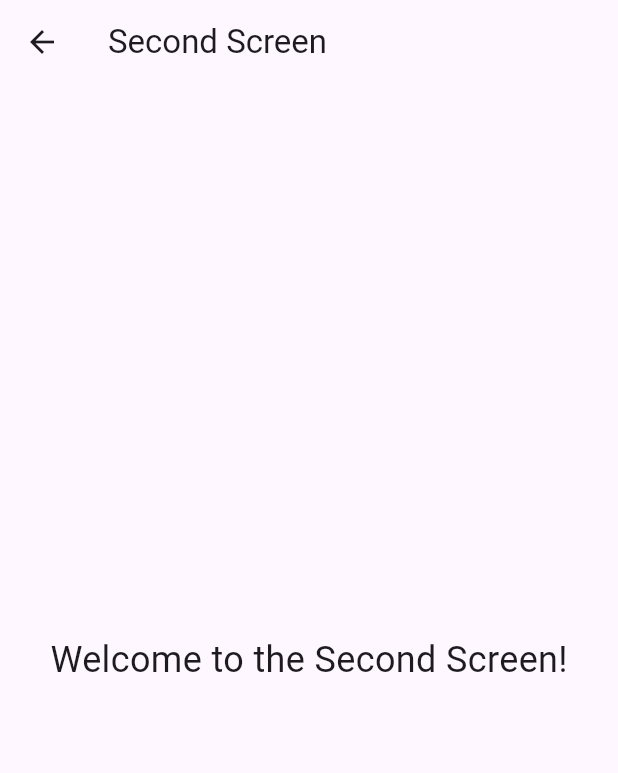
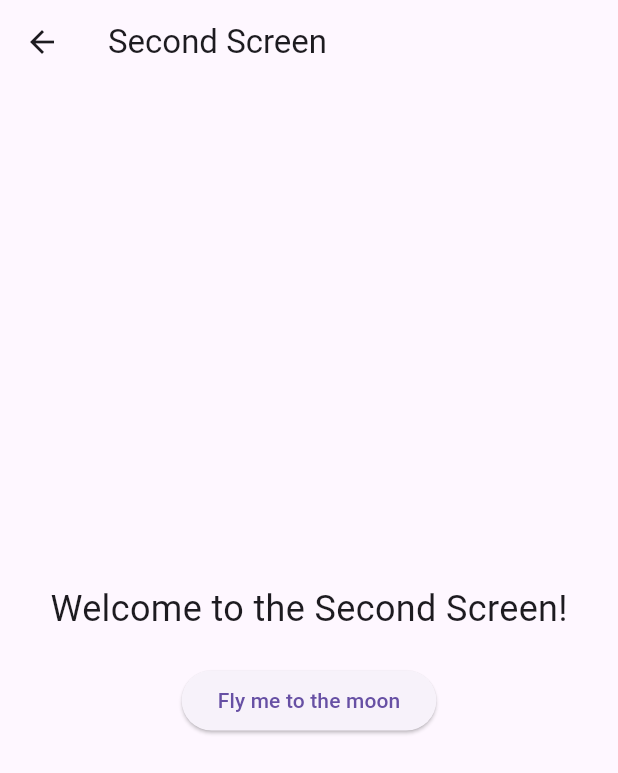
Before and after one commit to SM0912/flutter_add_button, a Flutter app: the screen it shows after launch, after a tap on "Go to Second Screen", on a phone screen of 412 x 824 dp. Shown: the top 773 px of the screen. Run offline on Flutter 3.47's test engine with Material 3 defaults, Android fonts, the phone set to English and light mode, and no system bars.

Commit message:
Fix:screens fixed

```diff
--- a/lib/main.dart
+++ b/lib/main.dart
@@ -1,4 +1,6 @@
 import 'package:flutter/material.dart';
+import 'screens/first_screen.dart';
+import 'screens/second_screen.dart';
 
 void main() {
   runApp(const MyApp());
@@ -14,50 +16,7 @@ class MyApp extends StatelessWidget {
       theme: ThemeData(
         primarySwatch: Colors.blue,
       ),
-      home: const FirstScreen(),
+      home: FirstScreen(),
     );
   }
 }
-
-class FirstScreen extends StatelessWidget {
-  const FirstScreen({super.key});
-
-  @override
-  Widget build(BuildContext context) {
-    return Scaffold(
-      appBar: AppBar(
-        title: const Text('First Screen'),
-      ),
-      body: Center(
-        child: ElevatedButton(
-          onPressed: () {
-            Navigator.push(
-              context,
-              MaterialPageRoute(builder: (context) => const SecondScreen()),
-            );
-          },
-          child: const Text('Go to Second Screen'),
-        ),
-      ),
-    );
-  }
-}
-
-class SecondScreen extends StatelessWidget {
-  const SecondScreen({super.key});
-
-  @override
-  Widget build(BuildContext context) {
-    return Scaffold(
-      appBar: AppBar(
-        title: const Text('Second Screen'),
-      ),
-      body: const Center(
-        child: Text(
-          'Welcome to the Second Screen!',
-          style: TextStyle(fontSize: 24),
-        ),
-      ),
-    );
-  }
-}
--- a/lib/screens/first_screen.dart
+++ b/lib/screens/first_screen.dart
@@ -22,7 +22,7 @@ class FirstScreen extends StatelessWidget {
               onPressed: () {
                 Navigator.push(
                   context,
-                  MaterialPageRoute(builder: (context) => SecondScreen()),
+                  MaterialPageRoute(builder: (context) => const SecondScreen()),
                 );
               },
               child: const Text('Go to Second Screen'),
--- a/lib/screens/second_screen.dart
+++ b/lib/screens/second_screen.dart
@@ -9,10 +9,38 @@ class SecondScreen extends StatelessWidget {
       appBar: AppBar(
         title: const Text('Second Screen'),
       ),
-      body: const Center(
-        child: Text(
-          'Welcome to the Second Screen!',
-          style: TextStyle(fontSize: 24),
+      body: Center(
+        child: Column(
+          mainAxisAlignment: MainAxisAlignment.center,
+          children: [
+            const Text(
+              'Welcome to the Second Screen!',
+              style: TextStyle(fontSize: 24),
+            ),
+            const SizedBox(
+                height: 20), // Add some space between the text and button
+            ElevatedButton(
+              style: ButtonStyle(
+                backgroundColor: WidgetStateProperty.resolveWith<Color?>(
+                  (Set<WidgetState> states) {
+                    if (states.contains(WidgetState.pressed)) {
+                      return Theme.of(context)
+                          .colorScheme
+                          .primary
+                          .withOpacity(0.5);
+                    }
+                    return null; // Use the component's default.
+                  },
+                ),
+              ),
+              child: const Text('Fly me to the moon'),
+              onPressed: () {
+                // Handle button press action here
+                // For example, you could navigate to another screen
+                // Navigator.push(context, MaterialPageRoute(builder: (context) => AnotherScreen()));
+              },
+            ),
+          ],
         ),
       ),
     );
```
Also changed, not shown: 125 other files.
